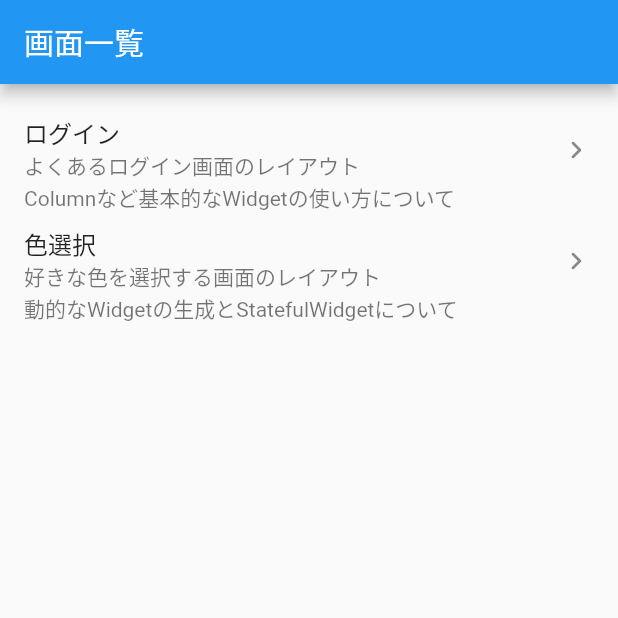
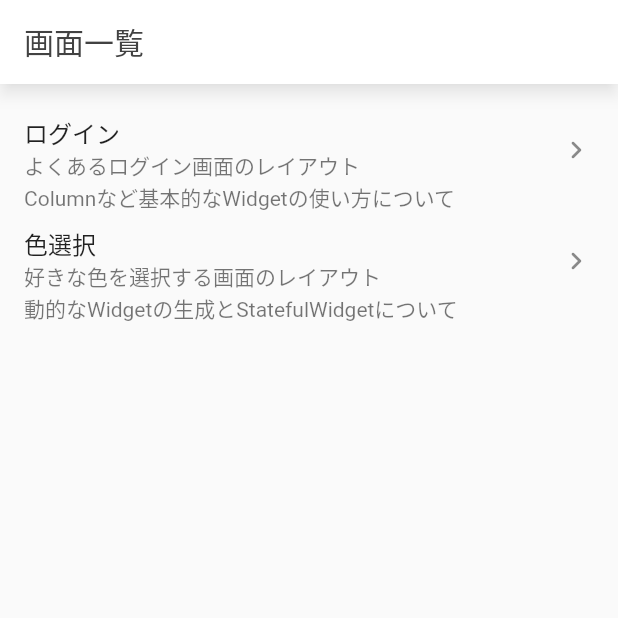
Before and after one commit to hayabusabusa/yrzy-flutter-ui-challenge, a Flutter app: the screen it shows after launch, on a phone screen of 412 x 824 dp, the top half of it. Run offline on Flutter 3.47's test engine with Material 2 defaults, Android fonts, the phone set to English and light mode, and no system bars.

Commit message:
ui: add app theme

```diff
--- /dev/null
+++ b/lib/app_theme.dart
@@ -0,0 +1,31 @@
+import 'package:flutter/material.dart';
+
+class AppTheme {
+  /// アプリのライトモードのテーマ
+  static final light = ThemeData.light().copyWith(
+    appBarTheme: AppBarTheme(
+      // AppBar の背景色
+      color: Colors.white,
+      shadowColor: Colors.black38,
+      // AppBar のタイトルのフォント設定
+      textTheme: TextTheme(
+        headline6: TextStyle(
+          color: Colors.grey.shade800,
+          fontSize: 20,
+          fontWeight: FontWeight.w500,
+        ),
+      ),
+      // AppBar のアイコンの色
+      iconTheme: IconThemeData(
+        color: Colors.grey.shade600,
+      ),
+      // AppBar のアクションに設定したアイコンの色
+      actionsIconTheme: IconThemeData(
+        color: Colors.grey.shade600,
+      ),
+    ),
+  );
+
+  /// アプリのダークモードのテーマ
+  static final dark = ThemeData.dark();
+}
--- a/lib/main.dart
+++ b/lib/main.dart
@@ -1,5 +1,6 @@
 import 'package:flutter/material.dart';
 
+import 'package:ui_challenge/app_theme.dart';
 import 'package:ui_challenge/screens/screens.dart';
 
 void main() {
@@ -11,9 +12,7 @@ class App extends StatelessWidget {
   Widget build(BuildContext context) {
     return MaterialApp(
       title: 'UIChallenge',
-      theme: ThemeData(
-        primarySwatch: Colors.blue,
-      ),
+      theme: AppTheme.light,
       home: LoginScreen(),
     );
   }
@@ -24,9 +23,7 @@ class AnswerApp extends StatelessWidget {
   Widget build(BuildContext context) {
     return MaterialApp(
       title: 'Answer',
-      theme: ThemeData(
-        primarySwatch: Colors.blue,
-      ),
+      theme: AppTheme.light,
       home: HomeScreen(),
     );
   }
```
